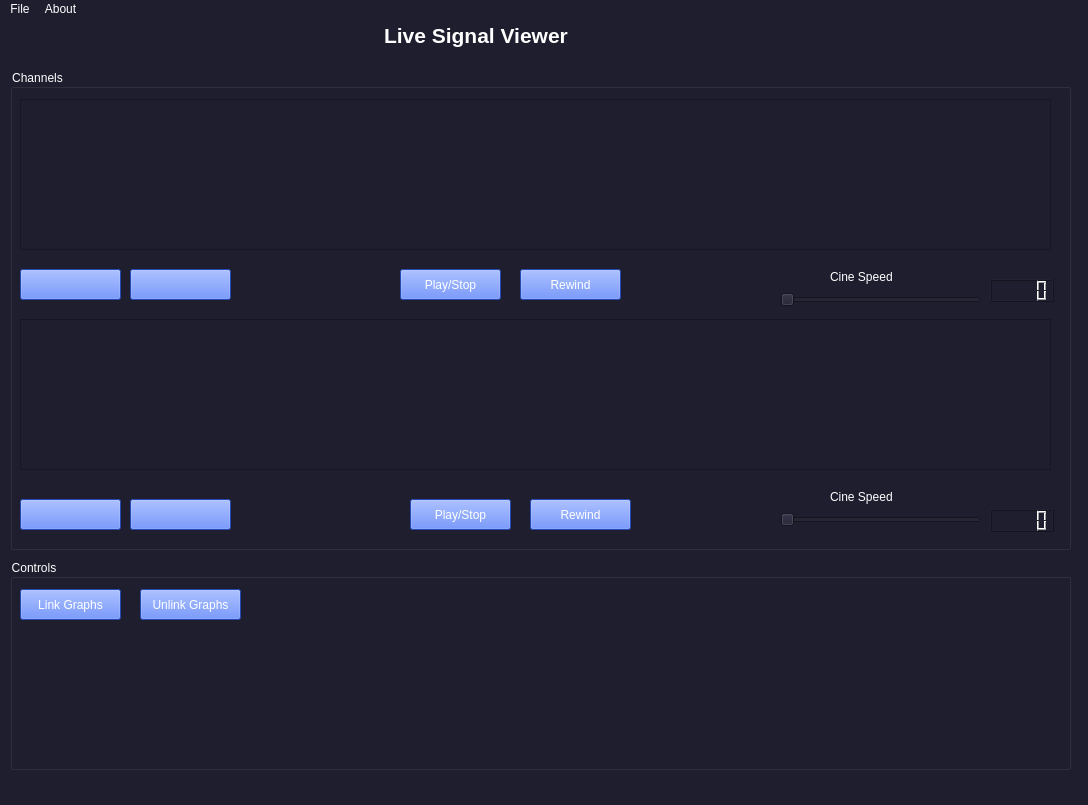
MoHazem02/Signal-Viewer, file Front_End.ui: the form before one commit.
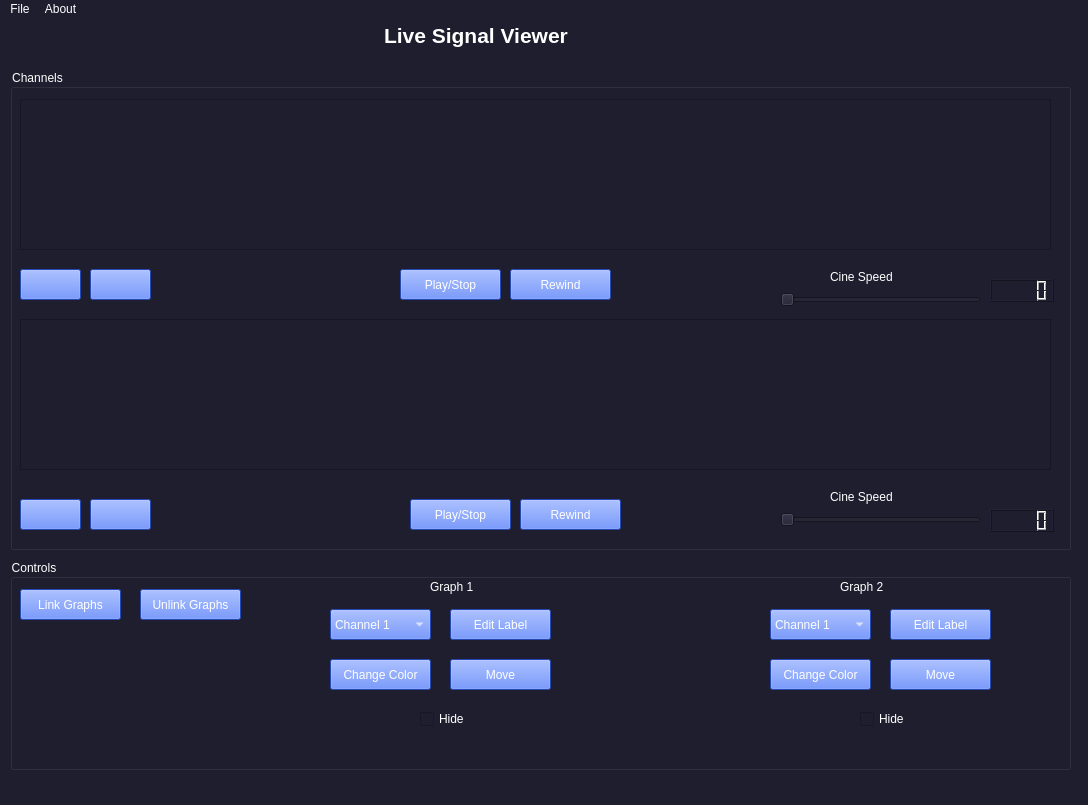
The form after the commit. Icons and pictures are not drawn. Custom widgets are drawn as their Qt base class.

Commit message: Control Panel Updated

Diff of the .ui file:
```diff
--- a/Front_End.ui
+++ b/Front_End.ui
@@ -78,7 +78,7 @@
       <rect>
        <x>10</x>
        <y>200</y>
-       <width>101</width>
+       <width>61</width>
        <height>31</height>
       </rect>
      </property>
@@ -97,9 +97,9 @@
     <widget class="QPushButton" name="pushButton_2">
      <property name="geometry">
       <rect>
-       <x>120</x>
+       <x>80</x>
        <y>200</y>
-       <width>101</width>
+       <width>61</width>
        <height>31</height>
       </rect>
      </property>
@@ -117,7 +117,7 @@
     <widget class="QPushButton" name="pushButton_6">
      <property name="geometry">
       <rect>
-       <x>520</x>
+       <x>510</x>
        <y>430</y>
        <width>101</width>
        <height>31</height>
@@ -207,7 +207,7 @@
       <rect>
        <x>10</x>
        <y>430</y>
-       <width>101</width>
+       <width>61</width>
        <height>31</height>
       </rect>
      </property>
@@ -226,9 +226,9 @@
     <widget class="QPushButton" name="pushButton_5">
      <property name="geometry">
       <rect>
-       <x>120</x>
+       <x>80</x>
        <y>430</y>
-       <width>101</width>
+       <width>61</width>
        <height>31</height>
       </rect>
      </property>
@@ -278,7 +278,7 @@
     <widget class="QPushButton" name="pushButton_9">
      <property name="geometry">
       <rect>
-       <x>510</x>
+       <x>500</x>
        <y>200</y>
        <width>101</width>
        <height>31</height>
@@ -336,6 +336,210 @@
       <string>Unlink Graphs</string>
      </property>
     </widget>
+    <widget class="QComboBox" name="comboBox_3">
+     <property name="geometry">
+      <rect>
+       <x>320</x>
+       <y>50</y>
+       <width>101</width>
+       <height>31</height>
+      </rect>
+     </property>
+     <property name="styleSheet">
+      <string notr="true">background-color:#3366ff;</string>
+     </property>
+     <item>
+      <property name="text">
+       <string>Channel 1</string>
+      </property>
+     </item>
+     <item>
+      <property name="text">
+       <string>Channel 2</string>
+      </property>
+     </item>
+     <item>
+      <property name="text">
+       <string>Channel 3</string>
+      </property>
+     </item>
+    </widget>
+    <widget class="QPushButton" name="pushButton_13">
+     <property name="geometry">
+      <rect>
+       <x>440</x>
+       <y>50</y>
+       <width>101</width>
+       <height>31</height>
+      </rect>
+     </property>
+     <property name="styleSheet">
+      <string notr="true">background-color:#3366ff;</string>
+     </property>
+     <property name="text">
+      <string>Edit Label</string>
+     </property>
+    </widget>
+    <widget class="QLabel" name="label_3">
+     <property name="geometry">
+      <rect>
+       <x>420</x>
+       <y>20</y>
+       <width>111</width>
+       <height>16</height>
+      </rect>
+     </property>
+     <property name="text">
+      <string>Graph 1</string>
+     </property>
+    </widget>
+    <widget class="QLabel" name="label_5">
+     <property name="geometry">
+      <rect>
+       <x>830</x>
+       <y>20</y>
+       <width>111</width>
+       <height>16</height>
+      </rect>
+     </property>
+     <property name="text">
+      <string>Graph 2</string>
+     </property>
+    </widget>
+    <widget class="QPushButton" name="pushButton_19">
+     <property name="geometry">
+      <rect>
+       <x>320</x>
+       <y>100</y>
+       <width>101</width>
+       <height>31</height>
+      </rect>
+     </property>
+     <property name="styleSheet">
+      <string notr="true">background-color:#3366ff;</string>
+     </property>
+     <property name="text">
+      <string>Change Color</string>
+     </property>
+    </widget>
+    <widget class="QPushButton" name="pushButton_28">
+     <property name="geometry">
+      <rect>
+       <x>440</x>
+       <y>100</y>
+       <width>101</width>
+       <height>31</height>
+      </rect>
+     </property>
+     <property name="styleSheet">
+      <string notr="true">background-color:#3366ff;</string>
+     </property>
+     <property name="text">
+      <string>Move</string>
+     </property>
+    </widget>
+    <widget class="QCheckBox" name="checkBox">
+     <property name="geometry">
+      <rect>
+       <x>410</x>
+       <y>150</y>
+       <width>81</width>
+       <height>20</height>
+      </rect>
+     </property>
+     <property name="text">
+      <string>Hide</string>
+     </property>
+    </widget>
+    <widget class="QPushButton" name="pushButton_34">
+     <property name="geometry">
+      <rect>
+       <x>880</x>
+       <y>100</y>
+       <width>101</width>
+       <height>31</height>
+      </rect>
+     </property>
+     <property name="styleSheet">
+      <string notr="true">background-color:#3366ff;</string>
+     </property>
+     <property name="text">
+      <string>Move</string>
+     </property>
+    </widget>
+    <widget class="QPushButton" name="pushButton_35">
+     <property name="geometry">
+      <rect>
+       <x>880</x>
+       <y>50</y>
+       <width>101</width>
+       <height>31</height>
+      </rect>
+     </property>
+     <property name="styleSheet">
+      <string notr="true">background-color:#3366ff;</string>
+     </property>
+     <property name="text">
+      <string>Edit Label</string>
+     </property>
+    </widget>
+    <widget class="QPushButton" name="pushButton_36">
+     <property name="geometry">
+      <rect>
+       <x>760</x>
+       <y>100</y>
+       <width>101</width>
+       <height>31</height>
+      </rect>
+     </property>
+     <property name="styleSheet">
+      <string notr="true">background-color:#3366ff;</string>
+     </property>
+     <property name="text">
+      <string>Change Color</string>
+     </property>
+    </widget>
+    <widget class="QComboBox" name="comboBox_9">
+     <property name="geometry">
+      <rect>
+       <x>760</x>
+       <y>50</y>
+       <width>101</width>
+       <height>31</height>
+      </rect>
+     </property>
+     <property name="styleSheet">
+      <string notr="true">background-color:#3366ff;</string>
+     </property>
+     <item>
+      <property name="text">
+       <string>Channel 1</string>
+      </property>
+     </item>
+     <item>
+      <property name="text">
+       <string>Channel 2</string>
+      </property>
+     </item>
+     <item>
+      <property name="text">
+       <string>Channel 3</string>
+      </property>
+     </item>
+    </widget>
+    <widget class="QCheckBox" name="checkBox_3">
+     <property name="geometry">
+      <rect>
+       <x>850</x>
+       <y>150</y>
+       <width>81</width>
+       <height>20</height>
+      </rect>
+     </property>
+     <property name="text">
+      <string>Hide</string>
+     </property>
+    </widget>
    </widget>
   </widget>
   <widget class="QMenuBar" name="menubar">
```
